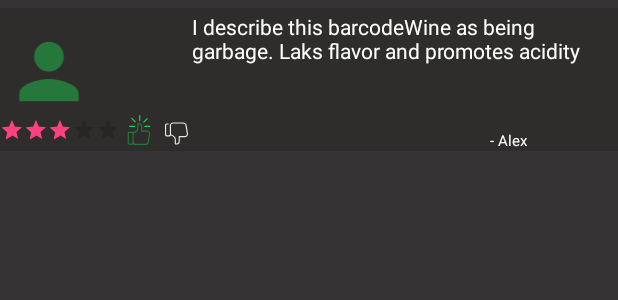
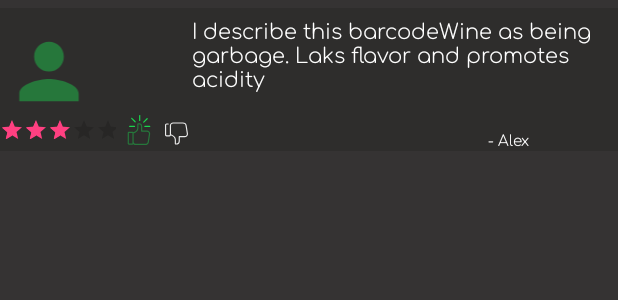
Before and after one commit to savardaaj/Wine_Scanner, an Android app: the layout content_comment.xml on its own in the app's theme, with its tools: preview values and no code run, on a phone screen of 412 x 824 dp. Shown: the top 300 px of the screen. Run offline under Robolectric (Android 15) with nearby library versions, the phone set to English and light mode, and no system bars; Roboto replaces fonts that are not available here.

Commit message:
Comments system working. Fnots updated on comment system. sharing is caring

```diff
--- a/app/src/main/res/layout/content_card_details.xml
+++ b/app/src/main/res/layout/content_card_details.xml
@@ -16,8 +16,8 @@
         <include
             layout="@layout/content_wine_entry" />
 
-        <include
-            layout="@layout/content_comment" />
+        <!--<include
+            layout="@layout/content_comment" />-->
 
 
     </LinearLayout>
--- a/app/src/main/res/layout/content_comment.xml
+++ b/app/src/main/res/layout/content_comment.xml
@@ -24,7 +24,7 @@
         android:layout_marginBottom="8dp"
         android:layout_marginEnd="8dp"
         app:layout_constraintBottom_toBottomOf="@+id/comment_view_container"
-        app:layout_constraintEnd_toEndOf="@+id/textView4"
+        app:layout_constraintEnd_toEndOf="@+id/tv_comment_description"
         app:layout_constraintHorizontal_bias="0.0"
         app:layout_constraintStart_toStartOf="@+id/comment_view_container"
         app:layout_constraintTop_toTopOf="@+id/comment_view_container"
@@ -36,25 +36,27 @@
         android:layout_width="130dp"
         android:layout_height="wrap_content"
         android:layout_marginTop="8dp"
+        android:fontFamily="@font/comfortaa_light"
         android:text="- Alex"
         android:textAlignment="center"
         android:textColor="@android:color/white"
         android:textSize="10sp"
         app:layout_constraintBottom_toBottomOf="@+id/comment_view_container"
-        app:layout_constraintEnd_toEndOf="@+id/textView4"
+        app:layout_constraintEnd_toEndOf="@+id/tv_comment_description"
         app:layout_constraintHorizontal_bias="1.0"
         app:layout_constraintStart_toStartOf="parent"
         app:layout_constraintTop_toTopOf="@+id/comment_view_container"
         app:layout_constraintVertical_bias="1.0" />
 
     <TextView
-        android:id="@+id/textView4"
+        android:id="@+id/tv_comment_description"
         android:layout_width="276dp"
         android:layout_height="70dp"
-        android:layout_marginBottom="8dp"
-        android:layout_marginEnd="8dp"
         android:layout_marginStart="8dp"
         android:layout_marginTop="8dp"
+        android:layout_marginEnd="8dp"
+        android:layout_marginBottom="8dp"
+        android:fontFamily="@font/comfortaa_light"
         android:text="I describe this barcodeWine as being garbage. Laks flavor and promotes acidity"
         android:textColor="@android:color/white"
         app:layout_constraintBottom_toBottomOf="@+id/comment_view_container"
@@ -82,12 +84,12 @@
         app:layout_constraintVertical_bias="1.0" />
 
     <ImageView
-        android:id="@+id/imageView2"
+        android:id="@+id/iv_thumbs_up"
         android:layout_width="wrap_content"
         android:layout_height="wrap_content"
+        android:layout_marginTop="8dp"
+        android:layout_marginEnd="8dp"
         android:layout_marginBottom="4dp"
-        android:layout_marginEnd="8dp"
-        android:layout_marginTop="8dp"
         app:layout_constraintBottom_toBottomOf="@+id/comment_view_container"
         app:layout_constraintEnd_toEndOf="@+id/comment_view_container"
         app:layout_constraintHorizontal_bias="0.216"
@@ -97,12 +99,12 @@
         app:srcCompat="@drawable/ic_like" />
 
     <ImageView
-        android:id="@+id/imageView3"
+        android:id="@+id/iv_thumbs_down"
         android:layout_width="19dp"
         android:layout_height="15dp"
+        android:layout_marginTop="8dp"
+        android:layout_marginEnd="8dp"
         android:layout_marginBottom="4dp"
-        android:layout_marginEnd="8dp"
-        android:layout_marginTop="8dp"
         app:layout_constraintBottom_toBottomOf="@+id/comment_view_container"
         app:layout_constraintEnd_toEndOf="@+id/comment_view_container"
         app:layout_constraintHorizontal_bias="0.28"
--- a/app/src/main/res/layout/content_wine_entry.xml
+++ b/app/src/main/res/layout/content_wine_entry.xml
@@ -32,7 +32,6 @@
         android:hint="[scan barcode]"
         android:inputType="text"
         android:letterSpacing=".3"
-        android:onClick="onClickUpdateBarcode"
         android:textAlignment="center"
         android:textColor="@android:color/white"
         android:textColorHint="@color/colorGreenButton"
```
Also changed, not shown: app/src/main/java/alex/winescanner/CardDetailsActivity.java (+83 -3 lines), app/src/main/java/alex/winescanner/DataBaseHandler.java (+32 -0 lines), app/src/main/java/alex/winescanner/LibraryActivity.java (+5 -3 lines), app/src/main/java/alex/winescanner/NewWineEntryActivity.java (+7 -2 lines), app/src/main/res/layout/new_wine_entry.xml (+2 -7 lines).
